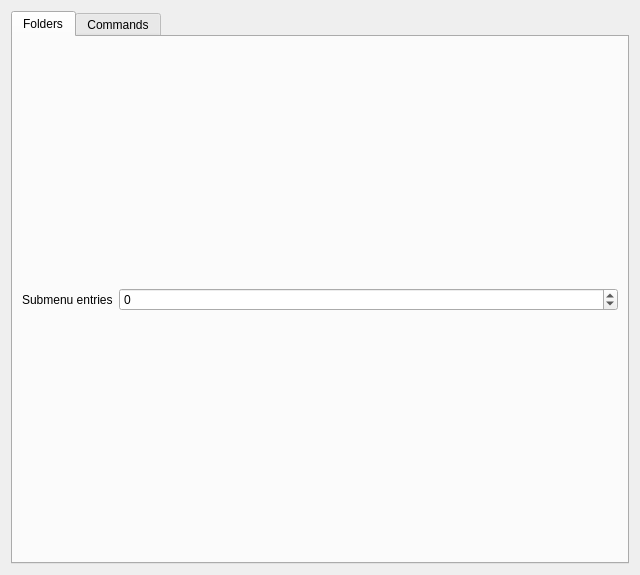
First picture: the form in ui/settings.ui, repository g-fb/quickaccess, before the edit.
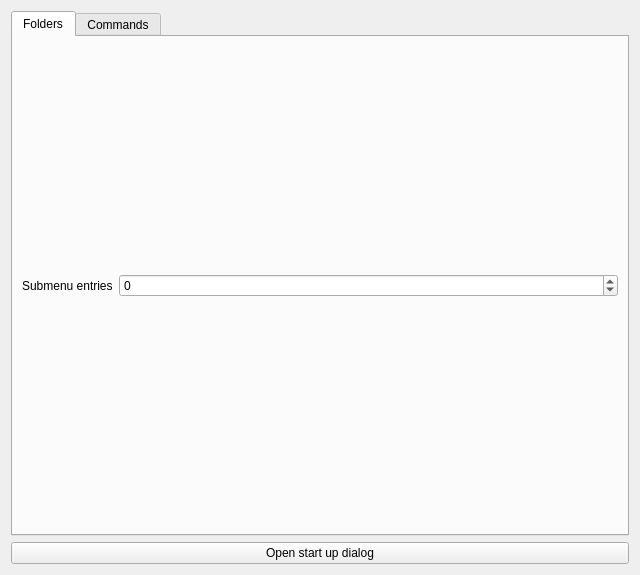
Second picture: the form after the edit. Custom widgets are drawn as their Qt base class.

Commit message: - add start up dialog explainig how to use the program

Patch:
```diff
--- a/ui/settings.ui
+++ b/ui/settings.ui
@@ -106,6 +106,13 @@
      </widget>
     </widget>
    </item>
+   <item>
+    <widget class="QPushButton" name="openStartUpDialogButton">
+     <property name="text">
+      <string>Open start up dialog</string>
+     </property>
+    </widget>
+   </item>
   </layout>
  </widget>
  <customwidgets>
```
The commit also changes 4 other files.
